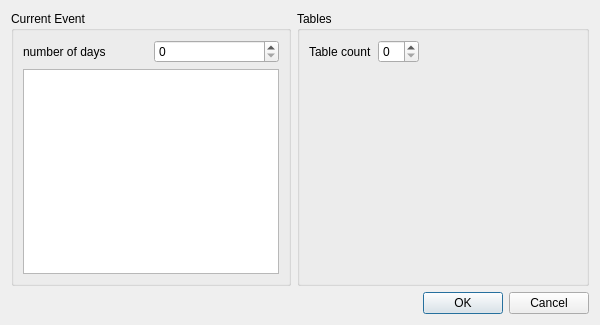
First picture: the form in localisation/eventproperties.ui, repository obiwankennedy/rcm, before the edit.
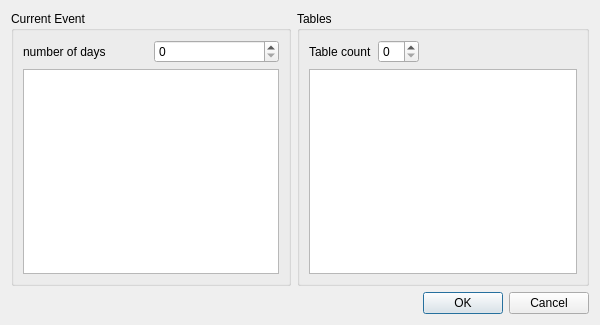
Second picture: the form after the edit.

Commit message: add label for each table

What changed in the file:
```diff
--- a/localisation/eventproperties.ui
+++ b/localisation/eventproperties.ui
@@ -76,17 +76,7 @@
          </layout>
         </item>
         <item>
-         <spacer name="verticalSpacer">
-          <property name="orientation">
-           <enum>Qt::Vertical</enum>
-          </property>
-          <property name="sizeHint" stdset="0">
-           <size>
-            <width>20</width>
-            <height>193</height>
-           </size>
-          </property>
-         </spacer>
+         <widget class="QListWidget" name="m_tableName"/>
         </item>
        </layout>
       </widget>
```
Left out of the diff: 8 changed lines with no effect on the pictures.
